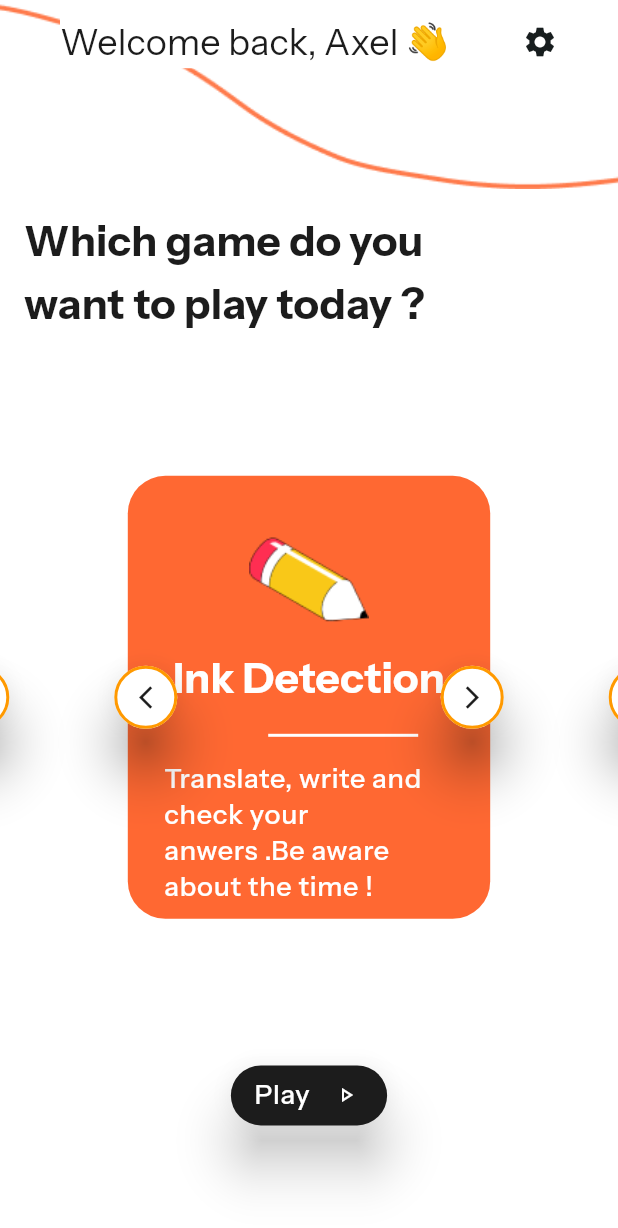
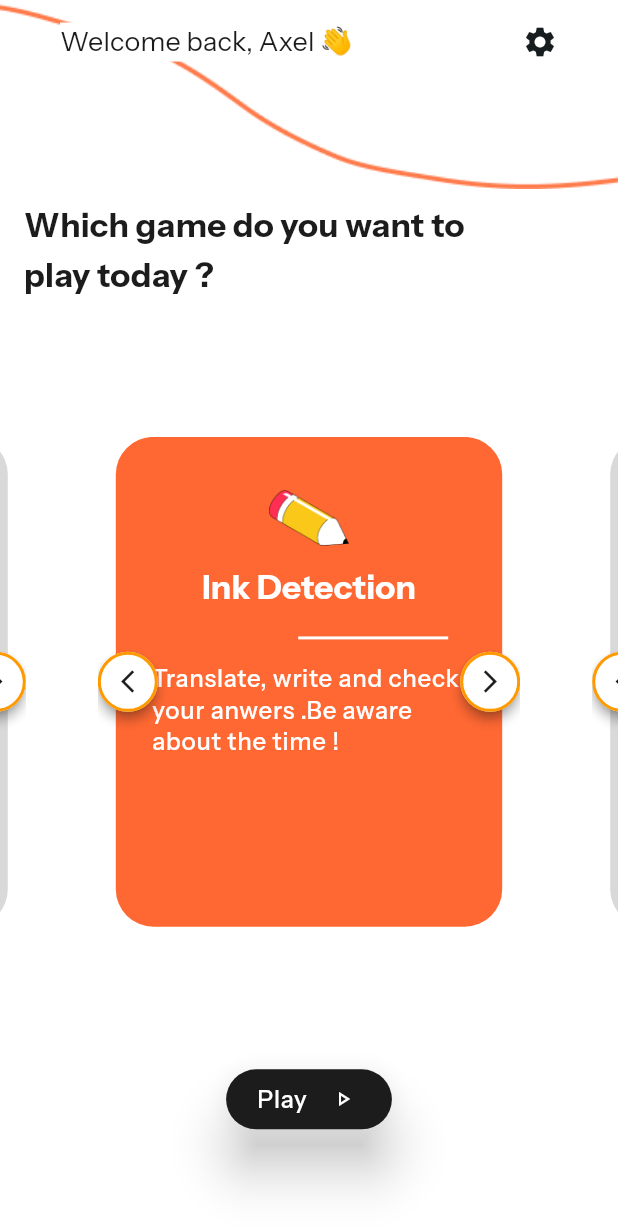
Before and after one commit to Schtroumphy/liam_game, a Flutter app: the HomeScreen screen opened directly, on a phone screen of 412 x 824 dp. Shown: the top 1228 px of the screen. Run offline on Flutter 3.47's test engine with Material 3 defaults, Android fonts, the light colour scheme and no system bars; our stand-ins replace flutter_riverpod, riverpod_annotation; missing offline and left inert: google_mlkit_digital_ink_recognition; generated files the repository leaves out were written again.

Commit message:
:lipstick: Minor design improvements

```diff
--- a/lib/pages/game/ink_detection_game/ink_panel.dart
+++ b/lib/pages/game/ink_detection_game/ink_panel.dart
@@ -59,7 +59,6 @@ class _InkPanelState extends ConsumerState<InkPanel> {
     super.initState();
 
     WidgetsBinding.instance.addPostFrameCallback((_) async {
-      //await ref.read(gameManagerNotifierProvider.notifier).init();
       _futureWords = await Word.loadWords();
       _currentWord = _futureWords.where((e) => e.level == 1).toList()[Random().nextInt(30)];
     });
--- a/lib/pages/game/models/game.dart
+++ b/lib/pages/game/models/game.dart
@@ -46,7 +46,7 @@ final class InkDetectionGame implements Game<List<Word>> {
   String get name => 'Ink Detection'.hardcoded;
 
   @override
-  Duration get duration => 10.seconds;
+  Duration get duration => 1.minutes;
 
   @override
   GameType get type => GameType.aiBased;
--- a/lib/pages/home/widgets/carousel_navigation_button.dart
+++ b/lib/pages/home/widgets/carousel_navigation_button.dart
@@ -11,6 +11,8 @@ class CarouselNavigationButton extends StatelessWidget {
   @override
   Widget build(BuildContext context) {
     return Positioned.fill(
+      left: alignment == Alignment.centerLeft ? -12 : 0,
+      right: alignment == Alignment.centerLeft ? 0 : -12,
       child: Align(
         alignment: alignment ?? Alignment.centerRight,
         child: ElevatedButton(
@@ -19,8 +21,9 @@ class CarouselNavigationButton extends StatelessWidget {
             foregroundColor: Colors.black,
             backgroundColor: AppColors.white,
             shape: const CircleBorder(side: BorderSide(width: 2, color: AppColors.lightOrange)),
-            padding: const EdgeInsets.all(12),
+            padding: EdgeInsets.zero,
             shadowColor: AppColors.primaryBlack,
+            elevation: 3
           ),
           child: Icon(iconData ?? Icons.arrow_forward_ios, color: AppColors.primaryBlack),
         ),
--- a/lib/pages/home/widgets/game_carousel.dart
+++ b/lib/pages/home/widgets/game_carousel.dart
@@ -35,7 +35,7 @@ class _GameCarouselState extends State<GameCarousel> {
   @override
   Widget build(BuildContext context) {
     return AspectRatio(
-      aspectRatio: 1.2,
+      aspectRatio: 1.1,
       child: PageView.builder(
         itemCount: games.length,
         controller: _pageController,
@@ -50,7 +50,7 @@ class _GameCarouselState extends State<GameCarousel> {
                 double value = 0.0;
                 if (_pageController.position.haveDimensions) {
                   value = index.toDouble() - (_pageController.page ?? 0);
-                  value = (value * 0.038).clamp(-1, 1);
+                  value = (value * 0.098).clamp(-1, 1);
                 }
                 return Transform.rotate(
                   angle: pi * value,
--- a/lib/pages/home/widgets/game_carousel_card.dart
+++ b/lib/pages/home/widgets/game_carousel_card.dart
@@ -21,7 +21,7 @@ class GameCarouselCard extends StatelessWidget {
     return Stack(
       children: [
         Padding(
-          padding: const EdgeInsets.symmetric(horizontal: 20),
+          padding: const EdgeInsets.symmetric(horizontal: 12.0),
           child: Container(
             decoration: BoxDecoration(color: game.isAvailable ? AppColors.orange : AppColors.grey, borderRadius: BorderRadius.circular(25)),
             child: AppPadding(
@@ -29,8 +29,8 @@ class GameCarouselCard extends StatelessWidget {
                 children: [
                   Image.asset(
                     game.imagePath ?? 'assets/images.pencil.png'.hardcoded,
-                    width: 90,
-                    height: 90,
+                    width: 60,
+                    height: 60,
                   ),
                   AppText(
                     game.name,
@@ -42,7 +42,7 @@ class GameCarouselCard extends StatelessWidget {
                   Align(
                     alignment: AlignmentDirectional.centerEnd,
                     child: Padding(
-                      padding: const EdgeInsets.symmetric(vertical: 16, horizontal: 24),
+                      padding: const EdgeInsets.symmetric(vertical: 16, horizontal: 12),
                       child: Container(
                         height: 2,
                         width: 100,
--- a/lib/pages/home/widgets/home_header.dart
+++ b/lib/pages/home/widgets/home_header.dart
@@ -16,11 +16,13 @@ class AppHeader extends StatelessWidget {
       child: Row(
         mainAxisAlignment: MainAxisAlignment.spaceBetween,
         children: [
-          ColoredBox(
-            color: AppColors.white,
-            child: AppText(
-              title ?? 'Welcome back, Axel 👋',
-              style: context.textTheme.labelLarge?.copyWith(color: AppColors.primaryBlack, fontWeight: FontWeight.normal),
+          Expanded(
+            child: ColoredBox(
+              color: AppColors.white,
+              child: AppText(
+                title ?? 'Welcome back, Axel 👋',
+                style: context.textTheme.labelLarge?.copyWith(color: AppColors.primaryBlack, fontWeight: FontWeight.normal),
+              ),
             ),
           ),
           Icon(icon ?? Icons.settings)
--- a/lib/theme/theme.dart
+++ b/lib/theme/theme.dart
@@ -10,20 +10,20 @@ final themeData = ThemeData(
     fontFamily: 'InstrumentSans',
     textTheme: const TextTheme(
       displayLarge: TextStyle(
-        fontSize: 72,
+        fontSize: 64,
         fontWeight: FontWeight.bold,
       ),
       titleMedium: TextStyle(
-        fontSize: 28,
+        fontSize: 22,
         fontWeight: FontWeight.w700,
         color: AppColors.primaryBlack,
       ),
       labelLarge: TextStyle(
-        fontSize: 24,
+        fontSize: 18,
         fontWeight: FontWeight.w600,
       ),
       labelMedium: TextStyle(
-        fontSize: 18,
+        fontSize: 16,
         fontWeight: FontWeight.w500,
         color: AppColors.white
       ),
@@ -54,5 +54,5 @@ final themeData = ThemeData(
         shape: RoundedRectangleBorder(
           borderRadius: BorderRadius.circular(20),
         ),
-      ),
+      )
     ));
```
